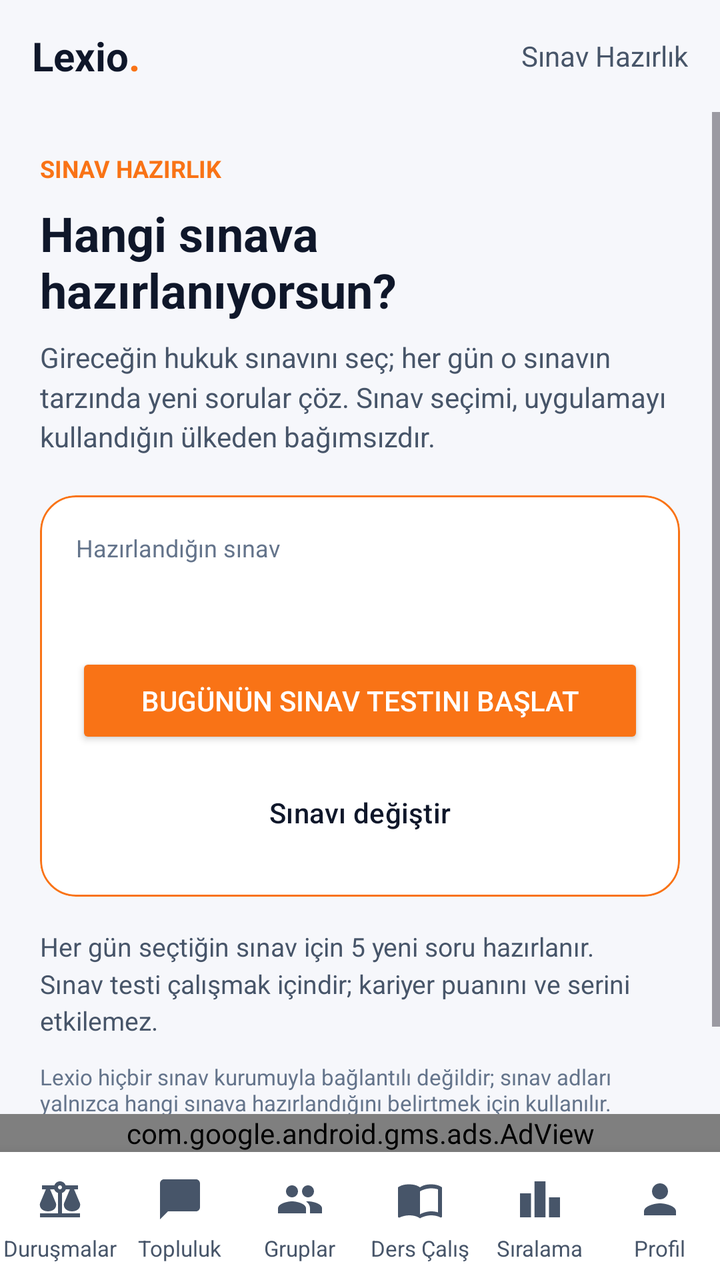
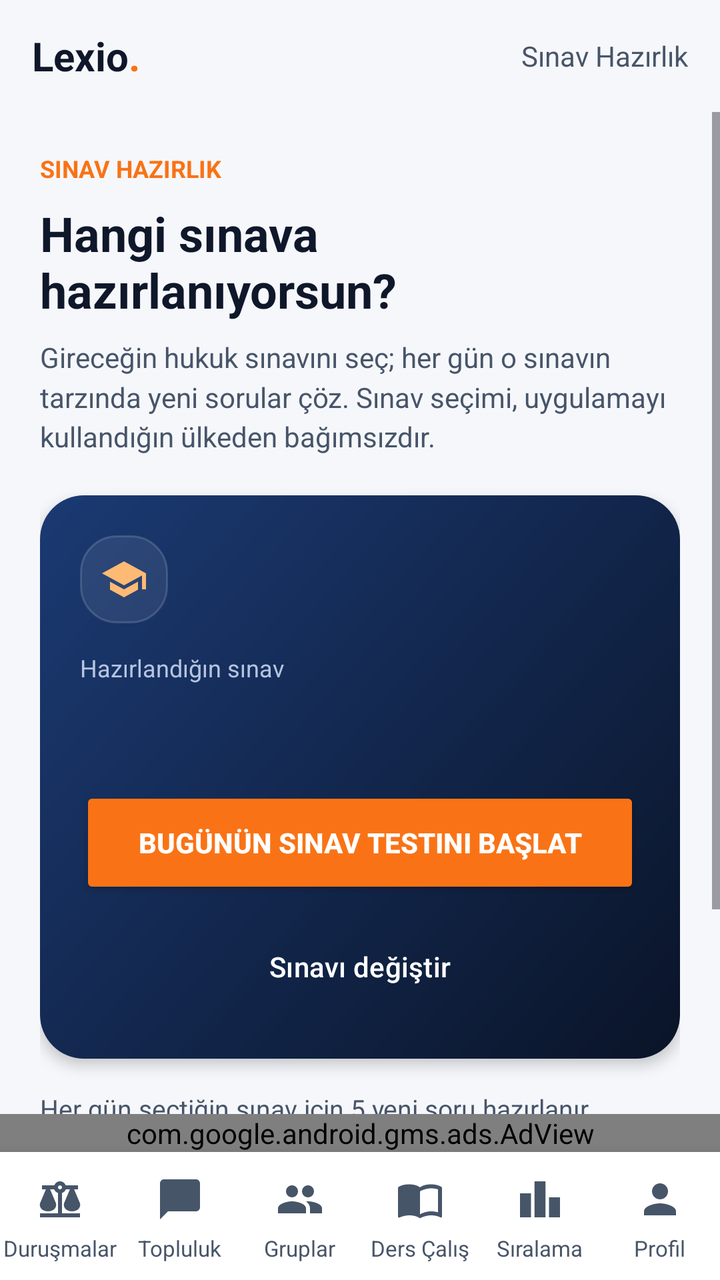

Compare the two renders of this Android layout. The source of the first and the diff that turns it into the second are given below.
<!-- AndroidManifest.xml: application theme Theme.Lexio -->
<!-- res/layout/layout_exam_prep.xml -->
<?xml version="1.0" encoding="utf-8"?>
<LinearLayout xmlns:android="http://schemas.android.com/apk/res/android"
    xmlns:app="http://schemas.android.com/apk/res-auto"
    android:layout_width="match_parent"
    android:layout_height="match_parent"
    android:orientation="vertical"
    android:background="@color/bg_dark">

    
    <RelativeLayout
        android:layout_width="match_parent"
        android:layout_height="56dp"
        android:paddingHorizontal="16dp"
        android:background="@color/bg_dark">

        <TextView
            android:id="@+id/logoText"
            android:layout_width="wrap_content"
            android:layout_height="wrap_content"
            android:layout_centerVertical="true"
            android:text="Lexio"
            android:textColor="@color/text_primary"
            android:textSize="20sp"
            android:textStyle="bold" />

        <TextView
            android:layout_width="wrap_content"
            android:layout_height="wrap_content"
            android:layout_toEndOf="@id/logoText"
            android:layout_centerVertical="true"
            android:text="."
            android:textColor="@color/accent_primary"
            android:textSize="20sp"
            android:textStyle="bold" />

        <TextView
            android:layout_width="wrap_content"
            android:layout_height="wrap_content"
            android:layout_alignParentEnd="true"
            android:layout_centerVertical="true"
            android:text="@string/exam_screen_title"
            android:textColor="@color/text_secondary"
            android:textSize="14sp" />
    </RelativeLayout>

    <ScrollView
        android:layout_width="match_parent"
        android:layout_height="0dp"
        android:layout_weight="1"
        android:fillViewport="true">

        <LinearLayout
            android:layout_width="match_parent"
            android:layout_height="wrap_content"
            android:orientation="vertical"
            android:padding="20dp">

            <TextView
                android:layout_width="wrap_content"
                android:layout_height="wrap_content"
                android:text="@string/exam_eyebrow"
                android:textColor="@color/accent_primary"
                android:textSize="12sp"
                android:textStyle="bold" />

            <TextView
                android:layout_width="wrap_content"
                android:layout_height="wrap_content"
                android:layout_marginTop="8dp"
                android:text="@string/exam_heading"
                android:textColor="@color/text_primary"
                android:textSize="24sp"
                android:textStyle="bold" />

            <TextView
                android:layout_width="wrap_content"
                android:layout_height="wrap_content"
                android:layout_marginTop="8dp"
                android:text="@string/exam_subheading"
                android:textColor="@color/text_secondary"
                android:textSize="14sp"
                android:lineSpacingMultiplier="1.2" />

            
            <com.google.android.material.card.MaterialCardView
                android:layout_width="match_parent"
                android:layout_height="wrap_content"
                android:layout_marginTop="20dp"
                app:cardBackgroundColor="@color/card_bg"
                app:cardCornerRadius="18dp"
                app:strokeColor="@color/accent_primary"
                app:strokeWidth="1dp">

                <LinearLayout
                    android:layout_width="match_parent"
                    android:layout_height="wrap_content"
                    android:orientation="vertical"
                    android:padding="18dp">

                    <TextView
                        android:layout_width="wrap_content"
                        android:layout_height="wrap_content"
                        android:text="@string/exam_selected_label"
                        android:textColor="@color/text_muted"
                        android:textSize="12sp" />

                    <TextView
                        android:id="@+id/tvExamName"
                        android:layout_width="match_parent"
                        android:layout_height="wrap_content"
                        android:layout_marginTop="4dp"
                        android:textColor="@color/text_primary"
                        android:textSize="18sp"
                        android:textStyle="bold" />

                    <TextView
                        android:id="@+id/tvExamResult"
                        android:layout_width="match_parent"
                        android:layout_height="wrap_content"
                        android:layout_marginTop="8dp"
                        android:textColor="@color/defense_green"
                        android:textSize="13sp"
                        android:visibility="gone" />

                    <Button
                        android:id="@+id/btnStartExamQuiz"
                        android:layout_width="match_parent"
                        android:layout_height="wrap_content"
                        android:layout_marginTop="16dp"
                        android:backgroundTint="@color/accent_primary"
                        android:text="@string/exam_start_btn"
                        android:textColor="@color/white" />

                    <Button
                        android:id="@+id/btnChangeExam"
                        style="@style/Widget.Material3.Button.OutlinedButton"
                        android:layout_width="match_parent"
                        android:layout_height="wrap_content"
                        android:layout_marginTop="8dp"
                        android:text="@string/exam_change_btn"
                        android:textColor="@color/text_primary" />
                </LinearLayout>
            </com.google.android.material.card.MaterialCardView>

            <TextView
                android:layout_width="match_parent"
                android:layout_height="wrap_content"
                android:layout_marginTop="16dp"
                android:text="@string/exam_how_it_works"
                android:textColor="@color/text_secondary"
                android:textSize="13sp"
                android:lineSpacingMultiplier="1.2" />

            <TextView
                android:layout_width="match_parent"
                android:layout_height="wrap_content"
                android:layout_marginTop="12dp"
                android:text="@string/exam_disclaimer"
                android:textColor="@color/text_muted"
                android:textSize="11sp" />
        </LinearLayout>
    </ScrollView>

    
    <com.google.android.gms.ads.AdView
        android:id="@+id/adView"
        android:layout_width="match_parent"
        android:layout_height="wrap_content"
        android:layout_gravity="center"
        app:adSize="BANNER"
        app:adUnitId="ca-app-pub-4674211063760769/4886149685" />

    
    <include layout="@layout/nav_bottom" />

</LinearLayout>
<!-- res/layout/nav_bottom.xml (included above) -->
<?xml version="1.0" encoding="utf-8"?>
<LinearLayout xmlns:android="http://schemas.android.com/apk/res/android"
    android:id="@+id/bottomNavigationContainer"
    android:layout_width="match_parent"
    android:layout_height="64dp"
    android:orientation="horizontal"
    android:background="@color/card_bg"
    android:elevation="12dp">

    <LinearLayout
        android:id="@+id/navCases"
        android:layout_width="0dp"
        android:layout_height="match_parent"
        android:layout_weight="1"
        android:orientation="vertical"
        android:gravity="center"
        android:background="?attr/selectableItemBackgroundBorderless"
        android:clickable="true"
        android:focusable="true">
        <ImageView
            android:id="@+id/navCasesIcon"
            android:layout_width="56dp"
            android:layout_height="30dp"
            android:paddingHorizontal="16dp"
            android:paddingVertical="3dp"
            android:importantForAccessibility="no"
            android:src="@drawable/ic_nav_cases"
            app:tint="@color/text_secondary"
            xmlns:app="http://schemas.android.com/apk/res-auto" />
        <TextView
            android:id="@+id/navCasesLabel"
            android:layout_width="wrap_content"
            android:layout_height="wrap_content"
            android:layout_marginTop="2dp"
            android:text="@string/nav_cases"
            android:textColor="@color/text_secondary"
            android:textSize="11sp" />
    </LinearLayout>

    <LinearLayout
        android:id="@+id/navFeed"
        android:layout_width="0dp"
        android:layout_height="match_parent"
        android:layout_weight="1"
        android:orientation="vertical"
        android:gravity="center"
        android:background="?attr/selectableItemBackgroundBorderless"
        android:clickable="true"
        android:focusable="true">
        <ImageView
            android:id="@+id/navFeedIcon"
            android:layout_width="56dp"
            android:layout_height="30dp"
            android:paddingHorizontal="16dp"
            android:paddingVertical="3dp"
            android:importantForAccessibility="no"
            android:src="@drawable/ic_nav_feed"
            app:tint="@color/text_secondary"
            xmlns:app="http://schemas.android.com/apk/res-auto" />
        <TextView
            android:id="@+id/navFeedLabel"
            android:layout_width="wrap_content"
            android:layout_height="wrap_content"
            android:layout_marginTop="2dp"
            android:text="@string/nav_feed"
            android:textColor="@color/text_secondary"
            android:textSize="11sp" />
    </LinearLayout>

    <LinearLayout
        android:id="@+id/navWorkspace"
        android:layout_width="0dp"
        android:layout_height="match_parent"
        android:layout_weight="1"
        android:orientation="vertical"
        android:gravity="center"
        android:background="?attr/selectableItemBackgroundBorderless"
        android:clickable="true"
        android:focusable="true">
        <ImageView
            android:id="@+id/navWorkspaceIcon"
            android:layout_width="56dp"
            android:layout_height="30dp"
            android:paddingHorizontal="16dp"
            android:paddingVertical="3dp"
            android:importantForAccessibility="no"
            android:src="@drawable/ic_nav_workspace"
            app:tint="@color/text_secondary"
            xmlns:app="http://schemas.android.com/apk/res-auto" />
        <TextView
            android:id="@+id/navWorkspaceLabel"
            android:layout_width="wrap_content"
            android:layout_height="wrap_content"
            android:layout_marginTop="2dp"
            android:text="@string/nav_workspace"
            android:textColor="@color/text_secondary"
            android:textSize="11sp" />
    </LinearLayout>

    <LinearLayout
        android:id="@+id/navStudy"
        android:layout_width="0dp"
        android:layout_height="match_parent"
        android:layout_weight="1"
        android:orientation="vertical"
        android:gravity="center"
        android:background="?attr/selectableItemBackgroundBorderless"
        android:clickable="true"
        android:focusable="true">
        <ImageView
            android:id="@+id/navStudyIcon"
            android:layout_width="56dp"
            android:layout_height="30dp"
            android:paddingHorizontal="16dp"
            android:paddingVertical="3dp"
            android:importantForAccessibility="no"
            android:src="@drawable/ic_nav_study"
            app:tint="@color/text_secondary"
            xmlns:app="http://schemas.android.com/apk/res-auto" />
        <TextView
            android:id="@+id/navStudyLabel"
            android:layout_width="wrap_content"
            android:layout_height="wrap_content"
            android:layout_marginTop="2dp"
            android:text="@string/nav_study"
            android:textColor="@color/text_secondary"
            android:textSize="11sp" />
    </LinearLayout>

    <LinearLayout
        android:id="@+id/navLeaderboard"
        android:layout_width="0dp"
        android:layout_height="match_parent"
        android:layout_weight="1"
        android:orientation="vertical"
        android:gravity="center"
        android:background="?attr/selectableItemBackgroundBorderless"
        android:clickable="true"
        android:focusable="true">
        <ImageView
            android:id="@+id/navLeaderboardIcon"
            android:layout_width="56dp"
            android:layout_height="30dp"
            android:paddingHorizontal="16dp"
            android:paddingVertical="3dp"
            android:importantForAccessibility="no"
            android:src="@drawable/ic_nav_leaderboard"
            app:tint="@color/text_secondary"
            xmlns:app="http://schemas.android.com/apk/res-auto" />
        <TextView
            android:id="@+id/navLeaderboardLabel"
            android:layout_width="wrap_content"
            android:layout_height="wrap_content"
            android:layout_marginTop="2dp"
            android:text="@string/nav_leaderboard"
            android:textColor="@color/text_secondary"
            android:textSize="11sp" />
    </LinearLayout>

    <LinearLayout
        android:id="@+id/navProfile"
        android:layout_width="0dp"
        android:layout_height="match_parent"
        android:layout_weight="1"
        android:orientation="vertical"
        android:gravity="center"
        android:background="?attr/selectableItemBackgroundBorderless"
        android:clickable="true"
        android:focusable="true">
        <ImageView
            android:id="@+id/navProfileIcon"
            android:layout_width="56dp"
            android:layout_height="30dp"
            android:paddingHorizontal="16dp"
            android:paddingVertical="3dp"
            android:importantForAccessibility="no"
            android:src="@drawable/ic_nav_profile"
            app:tint="@color/text_secondary"
            xmlns:app="http://schemas.android.com/apk/res-auto" />
        <TextView
            android:id="@+id/navProfileLabel"
            android:layout_width="wrap_content"
            android:layout_height="wrap_content"
            android:layout_marginTop="2dp"
            android:text="@string/nav_profile"
            android:textColor="@color/text_secondary"
            android:textSize="11sp" />
    </LinearLayout>
</LinearLayout>
<!-- resources referenced by this layout -->
<resources>
  <color name="accent_primary">#f97316</color>
  <color name="bg_dark">#F6F7FB</color>
  <color name="card_bg">#FFFFFF</color>
  <color name="defense_green">#059669</color>
  <color name="text_muted">#64748B</color>
  <color name="text_primary">#0F172A</color>
  <color name="text_secondary">#475569</color>
  <color name="white">#ffffff</color>
  <!-- drawable ic_nav_feed (drawable) -->
  <?xml version="1.0" encoding="utf-8"?>
  <vector xmlns:android="http://schemas.android.com/apk/res/android"
      android:width="24dp"
      android:height="24dp"
      android:viewportWidth="24"
      android:viewportHeight="24">
      <path android:fillColor="#FFFFFFFF" android:pathData="M20,2H4c-1.1,0 -2,0.9 -2,2v18l4,-4h14c1.1,0 2,-0.9 2,-2V4c0,-1.1 -0.9,-2 -2,-2z" />
  </vector>
  <!-- drawable ic_nav_leaderboard (drawable) -->
  <?xml version="1.0" encoding="utf-8"?>
  <vector xmlns:android="http://schemas.android.com/apk/res/android"
      android:width="24dp"
      android:height="24dp"
      android:viewportWidth="24"
      android:viewportHeight="24">
      <path android:fillColor="#FFFFFFFF" android:pathData="M7.5,21H2V9h5.5v12zM14.75,3h-5.5v18h5.5V3zM22,11h-5.5v10H22V11z" />
  </vector>
  <string name="exam_change_btn">Sınavı değiştir</string>
  <string name="exam_disclaimer">Lexio hiçbir sınav kurumuyla bağlantılı değildir; sınav adları yalnızca hangi sınava hazırlandığını belirtmek için kullanılır. Sorular sınav tarzında hazırlanmış, yapay zekâ destekli çalışma soruları olup hata içerebilir; resmî kaynakları kontrol et.</string>
  <string name="exam_eyebrow">SINAV HAZIRLIK</string>
  <string name="exam_heading">Hangi sınava hazırlanıyorsun?</string>
  <string name="exam_how_it_works">Her gün seçtiğin sınav için 5 yeni soru hazırlanır. Sınav testi çalışmak içindir; kariyer puanını ve serini etkilemez.</string>
  <string name="exam_screen_title">Sınav Hazırlık</string>
  <string name="exam_selected_label">Hazırlandığın sınav</string>
  <string name="exam_start_btn">Bugünün sınav testini başlat</string>
  <string name="exam_subheading">Gireceğin hukuk sınavını seç; her gün o sınavın tarzında yeni sorular çöz. Sınav seçimi, uygulamayı kullandığın ülkeden bağımsızdır.</string>
  <string name="nav_cases">Duruşmalar</string>
  <string name="nav_feed">Topluluk</string>
  <string name="nav_leaderboard">Sıralama</string>
  <string name="nav_profile">Profil</string>
  <string name="nav_study">Ders Çalış</string>
  <string name="nav_workspace">Gruplar</string>
  <color name="accent_secondary">#ea580c</color>
  <!-- unchanged entries left out for length: 5 -->
</resources>

<!-- the commit's change to res/layout/layout_exam_prep.xml (unified diff, before → after) -->
@@ -86,22 +86,33 @@
                 android:layout_width="match_parent"
                 android:layout_height="wrap_content"
                 android:layout_marginTop="20dp"
-                app:cardBackgroundColor="@color/card_bg"
-                app:cardCornerRadius="18dp"
-                app:strokeColor="@color/accent_primary"
-                app:strokeWidth="1dp">
+                app:cardBackgroundColor="@color/transparent"
+                app:cardCornerRadius="22dp"
+                app:cardElevation="4dp"
+                app:strokeWidth="0dp">
 
                 <LinearLayout
                     android:layout_width="match_parent"
                     android:layout_height="wrap_content"
+                    android:background="@drawable/bg_hero"
                     android:orientation="vertical"
-                    android:padding="18dp">
+                    android:padding="20dp">
+
+                    <ImageView
+                        android:layout_width="44dp"
+                        android:layout_height="44dp"
+                        android:background="@drawable/bg_glass"
+                        android:importantForAccessibility="no"
+                        android:padding="10dp"
+                        android:src="@drawable/ic_school"
+                        app:tint="#FDBA74" />
 
                     <TextView
                         android:layout_width="wrap_content"
                         android:layout_height="wrap_content"
+                        android:layout_marginTop="14dp"
                         android:text="@string/exam_selected_label"
-                        android:textColor="@color/text_muted"
+                        android:textColor="#B6C4E0"
                         android:textSize="12sp" />
 
                     <TextView
@@ -109,36 +120,48 @@
                         android:layout_width="match_parent"
                         android:layout_height="wrap_content"
                         android:layout_marginTop="4dp"
-                        android:textColor="@color/text_primary"
-                        android:textSize="18sp"
+                        android:textColor="@color/white"
+                        android:textSize="22sp"
                         android:textStyle="bold" />
 
                     <TextView
                         android:id="@+id/tvExamResult"
-                        android:layout_width="match_parent"
+                        android:layout_width="wrap_content"
                         android:layout_height="wrap_content"
-                        android:layout_marginTop="8dp"
-                        android:textColor="@color/defense_green"
-                        android:textSize="13sp"
+                        android:layout_marginTop="10dp"
+                        android:background="@drawable/bg_chip_done"
+                        android:paddingHorizontal="12dp"
+                        android:paddingVertical="4dp"
+                        android:textColor="#34D399"
+                        android:textSize="12sp"
+                        android:textStyle="bold"
                         android:visibility="gone" />
 
                     <Button
                         android:id="@+id/btnStartExamQuiz"
                         android:layout_width="match_parent"
-                        android:layout_height="wrap_content"
-                        android:layout_marginTop="16dp"
+                        android:layout_height="56dp"
+                        android:layout_marginTop="18dp"
                         android:backgroundTint="@color/accent_primary"
+                        android:insetTop="0dp"
+                        android:insetBottom="0dp"
                         android:text="@string/exam_start_btn"
-                        android:textColor="@color/white" />
+                        android:textColor="@color/white"
+                        android:textStyle="bold"
+                        app:cornerRadius="16dp" />
 
                     <Button
                         android:id="@+id/btnChangeExam"
                         style="@style/Widget.Material3.Button.OutlinedButton"
                         android:layout_width="match_parent"
-                        android:layout_height="wrap_content"
+                        android:layout_height="52dp"
                         android:layout_marginTop="8dp"
+                        android:insetTop="0dp"
+                        android:insetBottom="0dp"
                         android:text="@string/exam_change_btn"
-                        android:textColor="@color/text_primary" />
+                        android:textColor="@color/white"
+                        app:cornerRadius="16dp"
+                        app:strokeColor="#55FFFFFF" />
                 </LinearLayout>
             </com.google.android.material.card.MaterialCardView>
 
<!-- resource entries referenced after the edit -->
@@ -3,11 +3,31 @@
   <color name="accent_primary">#f97316</color>
   <color name="bg_dark">#F6F7FB</color>
   <color name="card_bg">#FFFFFF</color>
-  <color name="defense_green">#059669</color>
   <color name="text_muted">#64748B</color>
   <color name="text_primary">#0F172A</color>
   <color name="text_secondary">#475569</color>
+  <color name="transparent">#00000000</color>
   <color name="white">#ffffff</color>
+  <!-- drawable bg_chip_done (drawable) -->
+  <?xml version="1.0" encoding="utf-8"?>
+  <shape xmlns:android="http://schemas.android.com/apk/res/android" android:shape="rectangle">
+      <solid android:color="#2210B981" />
+      <stroke android:width="1dp" android:color="#10B981" />
+      <corners android:radius="20dp" />
+  </shape>
+  <!-- drawable bg_glass (drawable) -->
+  <?xml version="1.0" encoding="utf-8"?>
+  <shape xmlns:android="http://schemas.android.com/apk/res/android" android:shape="rectangle">
+      <solid android:color="#14FFFFFF" />
+      <stroke android:width="1dp" android:color="#26FFFFFF" />
+      <corners android:radius="18dp" />
+  </shape>
+  <!-- drawable bg_hero (drawable) -->
+  <?xml version="1.0" encoding="utf-8"?>
+  <shape xmlns:android="http://schemas.android.com/apk/res/android" android:shape="rectangle">
+      <gradient android:angle="315" android:startColor="#1B3A73" android:endColor="#0A1428" />
+      <corners android:radius="20dp" />
+  </shape>
   <!-- drawable ic_nav_feed (drawable) -->
   <?xml version="1.0" encoding="utf-8"?>
   <vector xmlns:android="http://schemas.android.com/apk/res/android"
@@ -25,6 +45,15 @@
       android:viewportWidth="24"
       android:viewportHeight="24">
       <path android:fillColor="#FFFFFFFF" android:pathData="M7.5,21H2V9h5.5v12zM14.75,3h-5.5v18h5.5V3zM22,11h-5.5v10H22V11z" />
+  </vector>
+  <!-- drawable ic_school (drawable) -->
+  <?xml version="1.0" encoding="utf-8"?>
+  <vector xmlns:android="http://schemas.android.com/apk/res/android"
+      android:width="24dp"
+      android:height="24dp"
+      android:viewportWidth="24"
+      android:viewportHeight="24">
+      <path android:fillColor="#FFFFFFFF" android:pathData="M5,13.18v4L12,21l7,-3.82v-4L12,17l-7,-3.82zM12,3L1,9l11,6 9,-4.91V17h2V9L12,3z" />
   </vector>
   <string name="exam_change_btn">Sınavı değiştir</string>
   <string name="exam_disclaimer">Lexio hiçbir sınav kurumuyla bağlantılı değildir; sınav adları yalnızca hangi sınava hazırlandığını belirtmek için kullanılır. Sorular sınav tarzında hazırlanmış, yapay zekâ destekli çalışma soruları olup hata içerebilir; resmî kaynakları kontrol et.</string>
